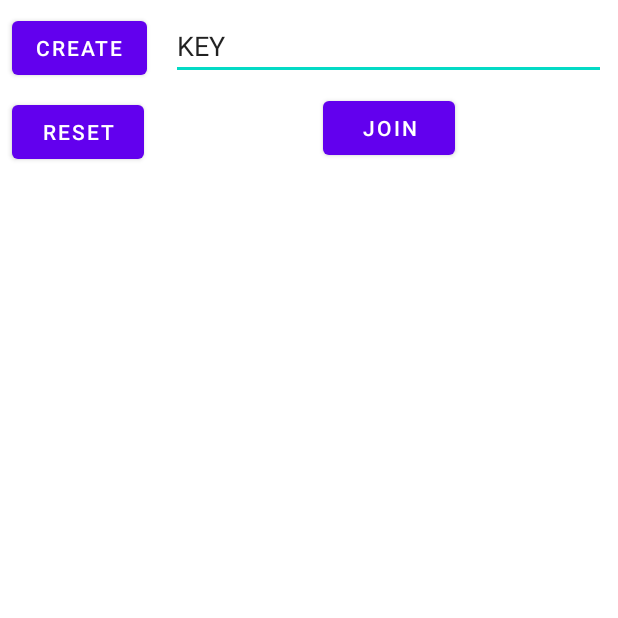
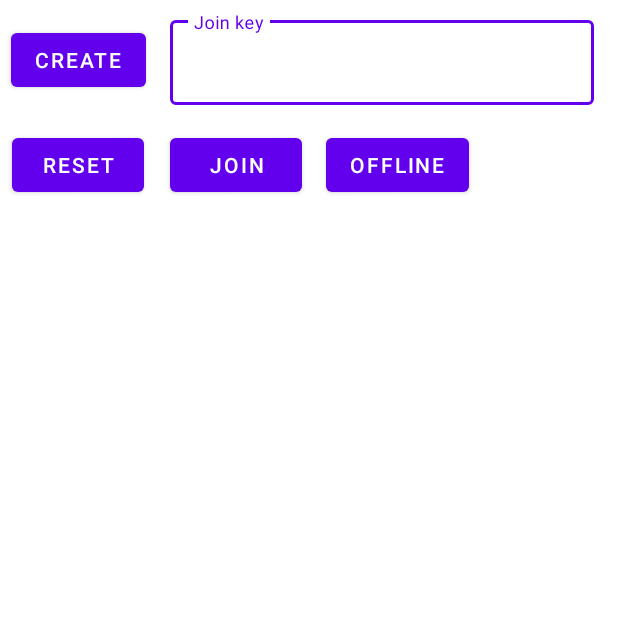
Before and after one commit to sokket/ChessAndroid, an Android app: the screen it shows after launch (MainActivity), after a tap on "JOIN", on a phone screen of 412 x 824 dp, the top half of it. Run offline under Robolectric (Android 15) with nearby library versions, the phone set to English and light mode, and no system bars; 2 statements that could not run were skipped.

Commit message:
Offline game, turns

```diff
--- a/app/src/main/java/com/example/chess/MainActivity.java
+++ b/app/src/main/java/com/example/chess/MainActivity.java
@@ -1,5 +1,8 @@
 package com.example.chess;
 
+import android.content.ClipData;
+import android.content.ClipboardManager;
+import android.content.Context;
 import android.graphics.Color;
 import android.os.Bundle;
 import android.view.LayoutInflater;
@@ -25,6 +28,7 @@ import com.example.chess.game.OnPressListener;
 import com.example.chess.game.ResetOnPressListener;
 import com.example.chess.game.TileType;
 import com.example.chess.net.ActionTransmitterImpl;
+import com.google.android.material.snackbar.Snackbar;
 
 public class MainActivity extends AppCompatActivity implements ChessView {
 
@@ -39,19 +43,24 @@ public class MainActivity extends AppCompatActivity implements ChessView {
 
     ChessGame chessGame;
 
+    private Button join;
+    private Button create;
+
     private void initColors() {
         whiteColor = ContextCompat.getColor(this, R.color.white);
         blackColor = ContextCompat.getColor(this, R.color.black);
         highLightColor = ContextCompat.getColor(this, R.color.purple_200);
     }
 
-    private void loadViews() {
+    private void loadViews(boolean whiteGame) {
         GridLayout grid = findViewById(R.id.grid);
+        grid.removeAllViewsInLayout();
+
         Button button = findViewById(R.id.button);
         LayoutInflater layoutInflater = LayoutInflater.from(this);
 
-        for (int i = 0; i < 8; i++)
-            for (int j = 0; j < 8; j++) {
+        for (int i = whiteGame ? 0 : 7; whiteGame ? i < 8 : i >= 0; i += whiteGame ? 1 : -1)
+            for (int j = whiteGame ? 0 : 7; whiteGame ? j < 8 : j >= 0; j += whiteGame ? 1 : -1) {
                 CardView tileView = (CardView) layoutInflater.inflate(R.layout.tile, grid, false);
                 grid.addView(tileView);
 
@@ -76,24 +85,32 @@ public class MainActivity extends AppCompatActivity implements ChessView {
 
         ActionTransmitterImpl actionTransmitter = new ActionTransmitterImpl();
 
-        EditText editText = findViewById(R.id.key_prompt);
-        Button join = findViewById(R.id.join_btn);
+        EditText keyPrompt = findViewById(R.id.key_prompt);
+        join = findViewById(R.id.join_btn);
         join.setOnClickListener(v -> actionTransmitter.connect(
                 "37.232.178.243",
                 8081,
-                () -> actionTransmitter.join(editText.getText().toString(), () -> startNetworkGame(actionTransmitter),
+                () -> actionTransmitter.join(
+                        keyPrompt.getText().toString(),
+                        () -> startNetworkGame(actionTransmitter, false),
                         () -> Toast.makeText(this, "Error join to server", Toast.LENGTH_SHORT).show()
                 ),
                 () -> Toast.makeText(this, "Error connect to server", Toast.LENGTH_SHORT).show()
         ));
 
-        Button create = findViewById(R.id.create_btn);
+        create = findViewById(R.id.create_btn);
         create.setOnClickListener(v -> actionTransmitter.connect(
                 "37.232.178.243",
                 8081,
                 () -> actionTransmitter.createRoom(key -> {
-                            editText.setText(key);
-                            startNetworkGame(actionTransmitter);
+                            Snackbar.make(findViewById(R.id.mainView), "Room created: " + key, Snackbar.LENGTH_LONG)
+                                    .setAction("COPY", sv -> {
+                                        ClipboardManager clipboard = (ClipboardManager) getSystemService(Context.CLIPBOARD_SERVICE);
+                                        ClipData clip = ClipData.newPlainText("ChessGame", key);
+                                        clipboard.setPrimaryClip(clip);
+                                    })
+                                    .show();
+                            startNetworkGame(actionTransmitter, true);
                         },
                         () -> Toast.makeText(this, "Error creating room", Toast.LENGTH_SHORT).show()
                 ),
@@ -101,12 +118,24 @@ public class MainActivity extends AppCompatActivity implements ChessView {
         ));
 
 
+        Button offlineButton = findViewById(R.id.offline_btn);
+        offlineButton.setOnClickListener(v -> startOfflineGame());
+
     }
 
-    void startNetworkGame(ActionTransmitter actionTransmitter) {
-        chessGame = new ChessGame(this, actionTransmitter);
-        loadViews();
+    void startOfflineGame() {
+        chessGame = new ChessGame(this);
+        loadViews(true);
         chessGame.initGame();
+    }
+
+    void startNetworkGame(ActionTransmitter actionTransmitter, boolean white) {
+        chessGame = new ChessGame(this, actionTransmitter, white);
+        loadViews(white);
+        chessGame.initGame();
+        join.setVisibility(View.INVISIBLE);
+        create.setVisibility(View.INVISIBLE);
+        findViewById(R.id.key_prompt_layout).setVisibility(View.INVISIBLE);
     }
 
     @Override
@@ -154,4 +183,9 @@ public class MainActivity extends AppCompatActivity implements ChessView {
             adapter.clean();
         }
     }
+
+    @Override
+    public void onMoveFinished(boolean whiteTurn) {
+        loadViews(whiteTurn);
+    }
 }
--- a/app/src/main/java/com/example/chess/game/ChessView.java
+++ b/app/src/main/java/com/example/chess/game/ChessView.java
@@ -12,4 +12,6 @@ public interface ChessView {
     void onNewLogLine(LogLine logLine);
 
     void cleanLog();
+
+    void onMoveFinished(boolean whiteTurn);
 }
--- a/app/src/main/res/layout/activity_main.xml
+++ b/app/src/main/res/layout/activity_main.xml
@@ -2,6 +2,7 @@
 <androidx.constraintlayout.widget.ConstraintLayout xmlns:android="http://schemas.android.com/apk/res/android"
     xmlns:app="http://schemas.android.com/apk/res-auto"
     xmlns:tools="http://schemas.android.com/tools"
+    android:id="@+id/mainView"
     android:layout_width="match_parent"
     android:layout_height="match_parent"
     android:orientation="vertical"
@@ -25,45 +26,53 @@
         android:layout_width="wrap_content"
         android:layout_height="wrap_content"
         android:layout_marginStart="8dp"
-        android:layout_marginTop="8dp"
+        android:layout_marginTop="16dp"
         android:text="@string/reset_button"
         android:textColor="@color/white"
         app:layout_constraintStart_toStartOf="parent"
-        app:layout_constraintTop_toBottomOf="@+id/create_btn" />
+        app:layout_constraintTop_toBottomOf="@+id/key_prompt_layout" />
 
     <com.google.android.material.button.MaterialButton
         android:id="@+id/join_btn"
         android:layout_width="wrap_content"
         android:layout_height="wrap_content"
-        android:layout_marginTop="8dp"
+        android:layout_marginTop="16dp"
         android:text="JOIN"
-        app:layout_constraintEnd_toEndOf="@+id/key_prompt"
-        app:layout_constraintStart_toStartOf="@+id/key_prompt"
-        app:layout_constraintTop_toBottomOf="@+id/key_prompt" />
+        app:layout_constraintStart_toStartOf="@+id/key_prompt_layout"
+        app:layout_constraintTop_toBottomOf="@+id/key_prompt_layout" />
 
     <com.google.android.material.button.MaterialButton
         android:id="@+id/create_btn"
         android:layout_width="wrap_content"
         android:layout_height="wrap_content"
         android:layout_marginStart="8dp"
-        android:layout_marginTop="8dp"
+        android:layout_marginTop="16dp"
         android:text="CREATE"
+        app:layout_constraintEnd_toEndOf="@+id/button"
         app:layout_constraintStart_toStartOf="parent"
         app:layout_constraintTop_toTopOf="parent" />
 
-    <androidx.appcompat.widget.AppCompatEditText
-        android:id="@+id/key_prompt"
+    <com.google.android.material.textfield.TextInputLayout
+        android:id="@+id/key_prompt_layout"
+        style="@style/Widget.MaterialComponents.TextInputLayout.OutlinedBox"
         android:layout_width="0dp"
         android:layout_height="wrap_content"
         android:layout_marginStart="16dp"
         android:layout_marginTop="8dp"
-        android:layout_marginEnd="8dp"
-        android:ems="10"
-        android:inputType="textPersonName"
-        android:text="KEY"
+        android:layout_marginEnd="16dp"
         app:layout_constraintEnd_toEndOf="parent"
         app:layout_constraintStart_toEndOf="@+id/create_btn"
-        app:layout_constraintTop_toTopOf="parent" />
+        app:layout_constraintTop_toTopOf="parent">
+
+        <com.google.android.material.textfield.TextInputEditText
+            android:id="@+id/key_prompt"
+            android:layout_width="match_parent"
+            android:layout_height="wrap_content"
+            android:hint="Join key"
+            android:singleLine="true" />
+
+
+    </com.google.android.material.textfield.TextInputLayout>
 
     <androidx.recyclerview.widget.RecyclerView
         android:id="@+id/rv"
@@ -74,4 +83,14 @@
         app:layout_constraintStart_toStartOf="parent"
         app:layout_constraintTop_toBottomOf="@+id/grid" />
 
+    <Button
+        android:id="@+id/offline_btn"
+        android:layout_width="wrap_content"
+        android:layout_height="wrap_content"
+        android:layout_marginStart="16dp"
+        android:text="offline"
+        app:layout_constraintBottom_toBottomOf="@+id/join_btn"
+        app:layout_constraintStart_toEndOf="@+id/join_btn"
+        app:layout_constraintTop_toTopOf="@+id/join_btn" />
+
 </androidx.constraintlayout.widget.ConstraintLayout>
```
Also changed, not shown: app/src/main/java/com/example/chess/game/ChessGame.java (+39 -9 lines), 1 other file.
